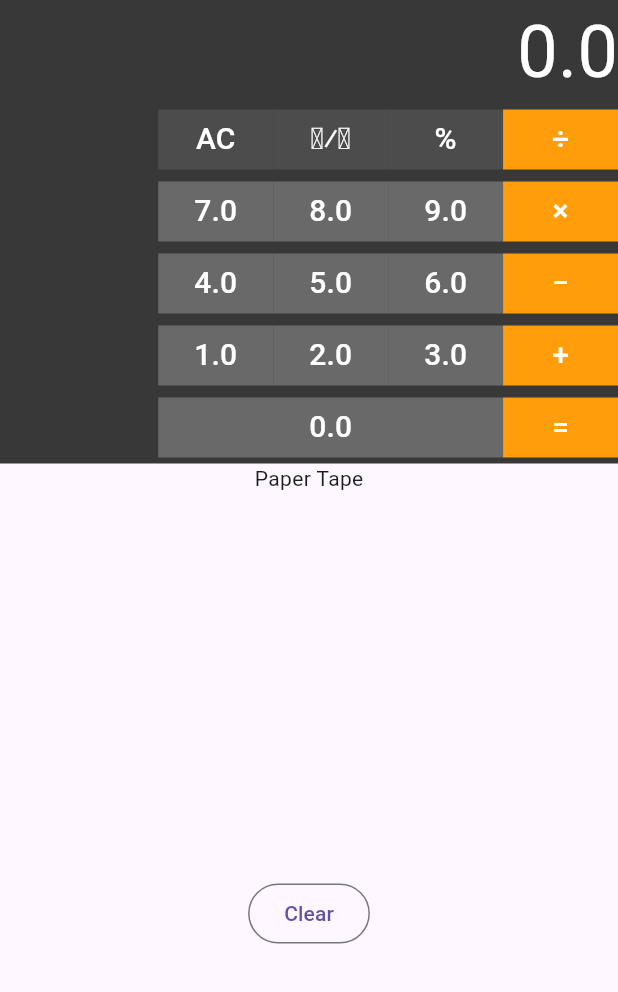
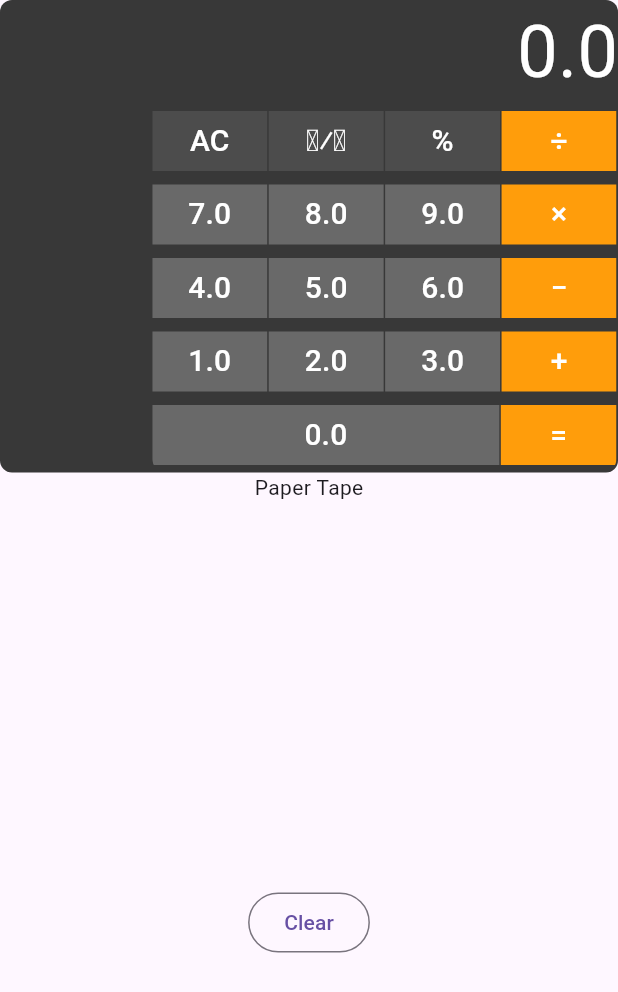
Before and after one commit to notato8dx/calculator, a Flutter app: the screen it shows after launch, on a phone screen of 412 x 824 dp. Shown: the top 992 px of the screen. Run offline on Flutter 3.47's test engine with Material 3 defaults, Android fonts, the light colour scheme and no system bars.

Commit message:
Add borders and colors

```diff
--- a/flutter/lib/button_list.dart
+++ b/flutter/lib/button_list.dart
@@ -1,6 +1,4 @@
 import 'package:flutter/material.dart';
-import 'package:flutter/rendering.dart';
-import 'package:flutter/widgets.dart';
 import 'operation.dart';
 
 var operations = [
@@ -111,6 +109,7 @@ class _State extends State<ButtonList> {
                       });
                     },
                     child: Text('C', style: TextStyle(fontSize: 20)))),
+        SizedBox(width: 1),
         Expanded(
             child: OutlinedButton(
                 style: valueButtonStyle,
@@ -120,6 +119,7 @@ class _State extends State<ButtonList> {
                   });
                 },
                 child: Text('⁺⁄₋', style: TextStyle(fontSize: 20)))),
+        SizedBox(width: 1),
         Expanded(
             child: OutlinedButton(
                 style: valueButtonStyle,
@@ -129,28 +129,43 @@ class _State extends State<ButtonList> {
                   });
                 },
                 child: Text('%', style: TextStyle(fontSize: 20)))),
+        SizedBox(width: 1),
         operationButtons[3],
       ]),
+      SizedBox(height: 1),
       Row(children: [
         numberButtons[7],
+        SizedBox(width: 1),
         numberButtons[8],
+        SizedBox(width: 1),
         numberButtons[9],
+        SizedBox(width: 1),
         operationButtons[2],
       ]),
+      SizedBox(height: 1),
       Row(children: [
         numberButtons[4],
+        SizedBox(width: 1),
         numberButtons[5],
+        SizedBox(width: 1),
         numberButtons[6],
+        SizedBox(width: 1),
         operationButtons[1],
       ]),
+      SizedBox(height: 1),
       Row(children: [
         numberButtons[1],
+        SizedBox(width: 1),
         numberButtons[2],
+        SizedBox(width: 1),
         numberButtons[3],
+        SizedBox(width: 1),
         operationButtons[0],
       ]),
+      SizedBox(height: 1),
       Row(children: [
         Expanded(flex: 3, child: numberButtons[0]),
+        SizedBox(width: 1),
         Expanded(
             flex: 1,
             child: OutlinedButton(
--- a/flutter/lib/calculator.dart
+++ b/flutter/lib/calculator.dart
@@ -22,7 +22,8 @@ class _State extends State<Calculator> {
   @override
   Widget build(BuildContext context) {
     return Container(
-        color: Color(0xFF383838),
+        decoration: BoxDecoration(
+            color: Color(0xFF383838), borderRadius: BorderRadius.circular(8)),
         child: Column(
             mainAxisSize: MainAxisSize.min,
             mainAxisAlignment: MainAxisAlignment.center,
@@ -31,10 +32,19 @@ class _State extends State<Calculator> {
                 Text(display.toString(),
                     style: TextStyle(color: Color(0xffffffff), fontSize: 48))
               ]),
+              Container(
+                  margin: EdgeInsets.all(1),
+                  child:
                       Row(mainAxisAlignment: MainAxisAlignment.end, children: [
                     IntrinsicWidth(
                         child: Column(children: [
-                  ButtonList(
+                      Container(
+                          clipBehavior: Clip.antiAlias,
+                          decoration: BoxDecoration(
+                              borderRadius: BorderRadius.only(
+                                  bottomRight: Radius.circular(8),
+                                  bottomLeft: Radius.circular(8))),
+                          child: ButtonList(
                             operationComplete,
                             () {
                               setState(() {
@@ -84,10 +94,11 @@ class _State extends State<Calculator> {
                               final [operand1, operand2] = operationComplete
                                   ? [display, operand]
                                   : [operand, display];
-                      final value = operation.operate(operand1, operand2);
+                              final value =
+                                  operation.operate(operand1, operand2);
 
-                      widget.addPaperTapeEntry(PaperTapeEntry(
-                          operand1, operand2, operation.symbolASCII, value));
+                              widget.addPaperTapeEntry(PaperTapeEntry(operand1,
+                                  operand2, operation.symbolASCII, value));
 
                               setState(() {
                                 if (!operationComplete) {
@@ -99,9 +110,9 @@ class _State extends State<Calculator> {
                                 display = value;
                               });
                             },
-                  ),
+                          )),
                     ]))
-              ])
+                  ]))
             ]));
   }
 }
```
Lines whose indentation alone changed are shown as unchanged.
